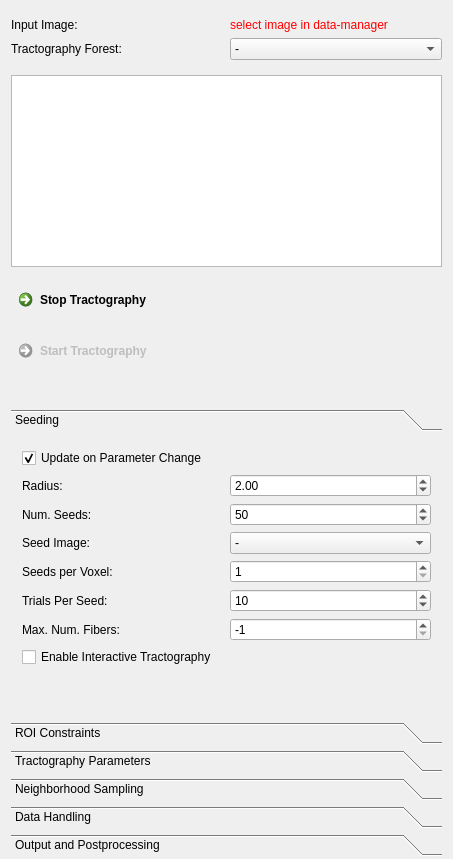
Above: Plugins/org.mitk.gui.qt.diffusionimaging.tractography/src/internal/QmitkStreamlineTrackingViewControls.ui from MITK/MITK before the change. Below: the same form after it.
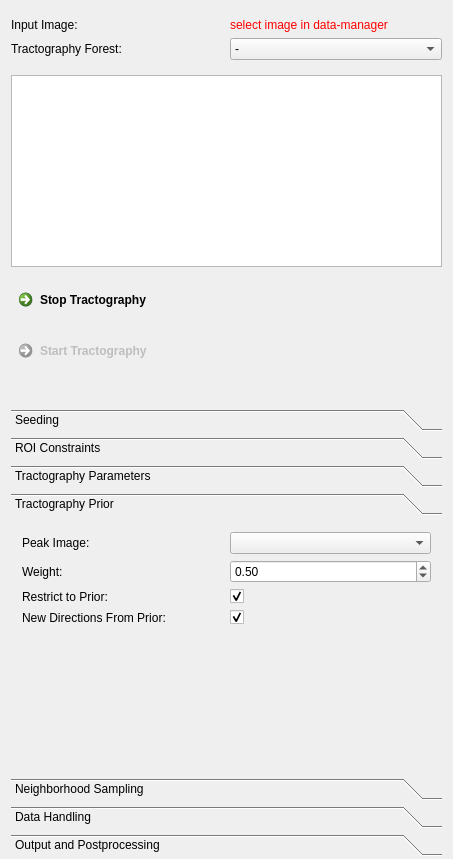
That is the form after the change. The open tabs and pages were chosen to show the change. Custom widgets are drawn as their Qt base class.

Commit message: Added peak based tractography prior

The edit to the form file:
```diff
--- a/Plugins/org.mitk.gui.qt.diffusionimaging.tractography/src/internal/QmitkStreamlineTrackingViewControls.ui
+++ b/Plugins/org.mitk.gui.qt.diffusionimaging.tractography/src/internal/QmitkStreamlineTrackingViewControls.ui
@@ -270,7 +270,7 @@
                 <string/>
                </property>
                <property name="text">
-                <string>Radius:</string>
+                <string>Radius: </string>
                </property>
               </widget>
              </item>
@@ -1031,6 +1031,111 @@
        </item>
       </layout>
      </widget>
+     <widget class="QWidget" name="page_prior">
+      <property name="geometry">
+       <rect>
+        <x>0</x>
+        <y>0</y>
+        <width>435</width>
+        <height>224</height>
+       </rect>
+      </property>
+      <attribute name="label">
+       <string>Tractography Prior</string>
+      </attribute>
+      <layout class="QGridLayout" name="gridLayout_9">
+       <item row="2" column="0">
+        <widget class="QLabel" name="m_PriorLabel_3">
+         <property name="text">
+          <string>Restrict to Prior:</string>
+         </property>
+        </widget>
+       </item>
+       <item row="1" column="0">
+        <widget class="QLabel" name="m_PriorLabel_2">
+         <property name="text">
+          <string>Weight:</string>
+         </property>
+        </widget>
+       </item>
+       <item row="0" column="0">
+        <widget class="QLabel" name="m_PriorLabel">
+         <property name="text">
+          <string>Peak Image:</string>
+         </property>
+        </widget>
+       </item>
+       <item row="1" column="1">
+        <widget class="QDoubleSpinBox" name="m_PriorWeightBox">
+         <property name="toolTip">
+          <string>Weighting factor between prior and data.</string>
+         </property>
+         <property name="maximum">
+          <double>1.000000000000000</double>
+         </property>
+         <property name="singleStep">
+          <double>0.100000000000000</double>
+         </property>
+         <property name="value">
+          <double>0.500000000000000</double>
+         </property>
+        </widget>
+       </item>
+       <item row="2" column="1">
+        <widget class="QCheckBox" name="m_PriorAsMaskBox">
+         <property name="toolTip">
+          <string>Restrict tractography to regions where the prior is valid.</string>
+         </property>
+         <property name="text">
+          <string/>
+         </property>
+         <property name="checked">
+          <bool>true</bool>
+         </property>
+        </widget>
+       </item>
+       <item row="0" column="1">
+        <widget class="QmitkDataStorageComboBoxWithSelectNone" name="m_PriorImageBox">
+         <property name="toolTip">
+          <string/>
+         </property>
+        </widget>
+       </item>
+       <item row="4" column="0">
+        <spacer name="verticalSpacer_7">
+         <property name="orientation">
+          <enum>Qt::Vertical</enum>
+         </property>
+         <property name="sizeHint" stdset="0">
+          <size>
+           <width>20</width>
+           <height>40</height>
+          </size>
+         </property>
+        </spacer>
+       </item>
+       <item row="3" column="0">
+        <widget class="QLabel" name="m_PriorLabel_4">
+         <property name="text">
+          <string>New Directions From Prior:</string>
+         </property>
+        </widget>
+       </item>
+       <item row="3" column="1">
+        <widget class="QCheckBox" name="m_NewDirectionsFromPriorBox">
+         <property name="toolTip">
+          <string>If unchecked, the prior cannot create directions where there are none in the data.</string>
+         </property>
+         <property name="text">
+          <string/>
+         </property>
+         <property name="checked">
+          <bool>true</bool>
+         </property>
+        </widget>
+       </item>
+      </layout>
+     </widget>
      <widget class="QWidget" name="page_neighborhood">
       <property name="geometry">
        <rect>
```
Left out of the diff: 130 changed lines with no effect on the pictures. The commit also changes 9 other files.
